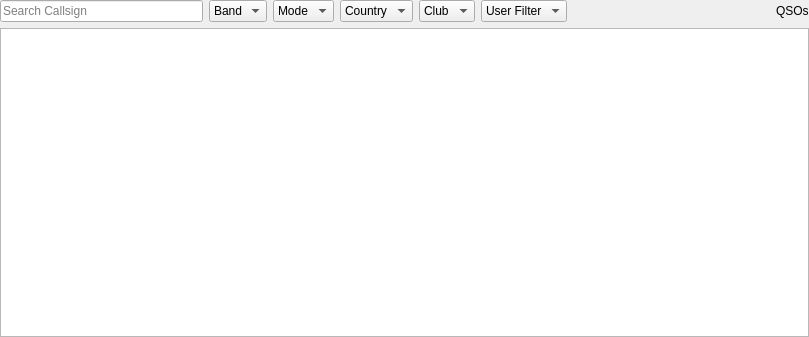
This is ui/LogbookWidget.ui in k5mcd/QLog as Qt 5 draws it before an edit. The edited form follows.
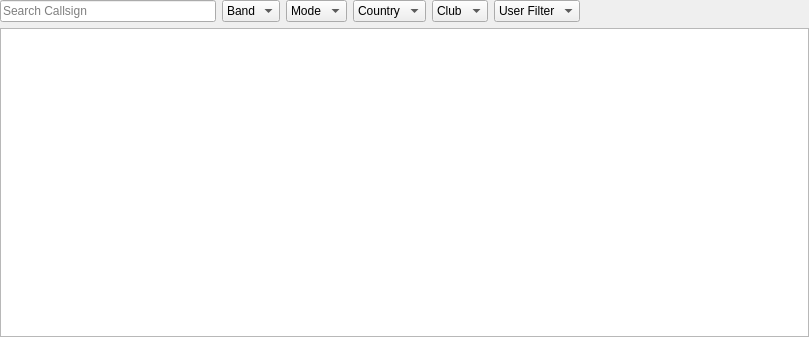
This is the edited form. Icons and pictures are not drawn. Custom widgets are drawn as their Qt base class.

The edit to the form file:
```diff
--- a/ui/LogbookWidget.ui
+++ b/ui/LogbookWidget.ui
@@ -161,7 +161,7 @@
        <item>
         <widget class="QLabel" name="filteredQSOsLabel">
          <property name="text">
-          <string>QSOs</string>
+          <string/>
          </property>
         </widget>
        </item>
```
